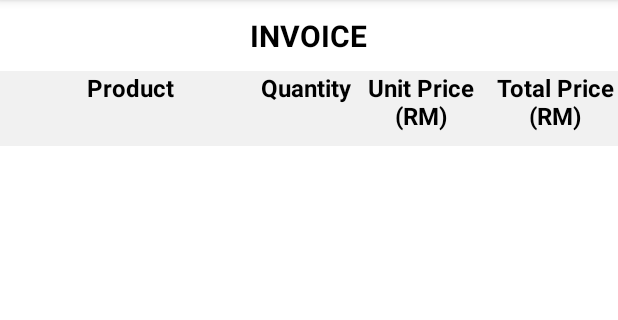
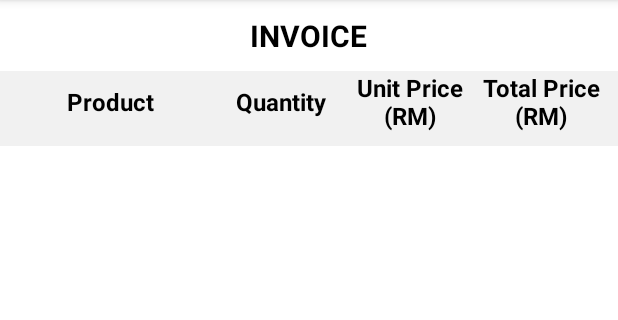
Before and after one commit to JingwenFoo/BudgetManagementShoppingSystemApplication, an Android app: the CustomerInvoice screen opened directly, with no data from a screen before it, on a phone screen of 412 x 824 dp, the part 84-404 px from its top. Run offline under Robolectric (Android 15) with nearby library versions, the phone set to English and light mode, and no system bars.

Commit message:
customer invoice row

```diff
--- a/app/src/main/res/layout/activity_customer_invoice.xml
+++ b/app/src/main/res/layout/activity_customer_invoice.xml
@@ -28,7 +28,7 @@
                 android:layout_weight="4"
                 android:layout_height="wrap_content"
                 android:layout_column="0"
-                android:layout_marginLeft="10dp"
+                android:layout_gravity="center"
                 android:text="Product"
                 android:textStyle="bold"
                 android:gravity="center"
@@ -39,11 +39,13 @@
             <TextView
                 android:layout_weight="0"
                 android:layout_height="wrap_content"
+                android:layout_width="70dp"
                 android:layout_column="1"
-                android:layout_marginLeft="10dp"
                 android:text="Quantity"
+                android:layout_gravity="center"
+                android:layout_marginRight="10dp"
+                android:gravity="center"
                 android:textStyle="bold"
-                android:gravity="center"
                 android:textSize="16sp"
                 android:textColor="@color/black" />
 
@@ -52,9 +54,9 @@
                 android:layout_height="wrap_content"
                 android:layout_column="2"
                 android:layout_width="50dp"
-                android:layout_marginLeft="10dp"
                 android:text="Unit Price (RM)"
                 android:gravity="center"
+                android:layout_marginRight="10dp"
                 android:textStyle="bold"
                 android:textSize="16sp"
                 android:textColor="@color/black" />
@@ -65,8 +67,8 @@
                 android:layout_width="60dp"
                 android:gravity="center"
                 android:layout_column="3"
-                android:layout_marginLeft="10dp"
                 android:text="Total Price (RM)"
+                android:layout_marginRight="10dp"
                 android:textStyle="bold"
                 android:textSize="16sp"
                 android:textColor="@color/black" />
```
Also changed, not shown: app/src/main/res/layout/customer_invoice_row.xml (added, +76 -0 lines).
